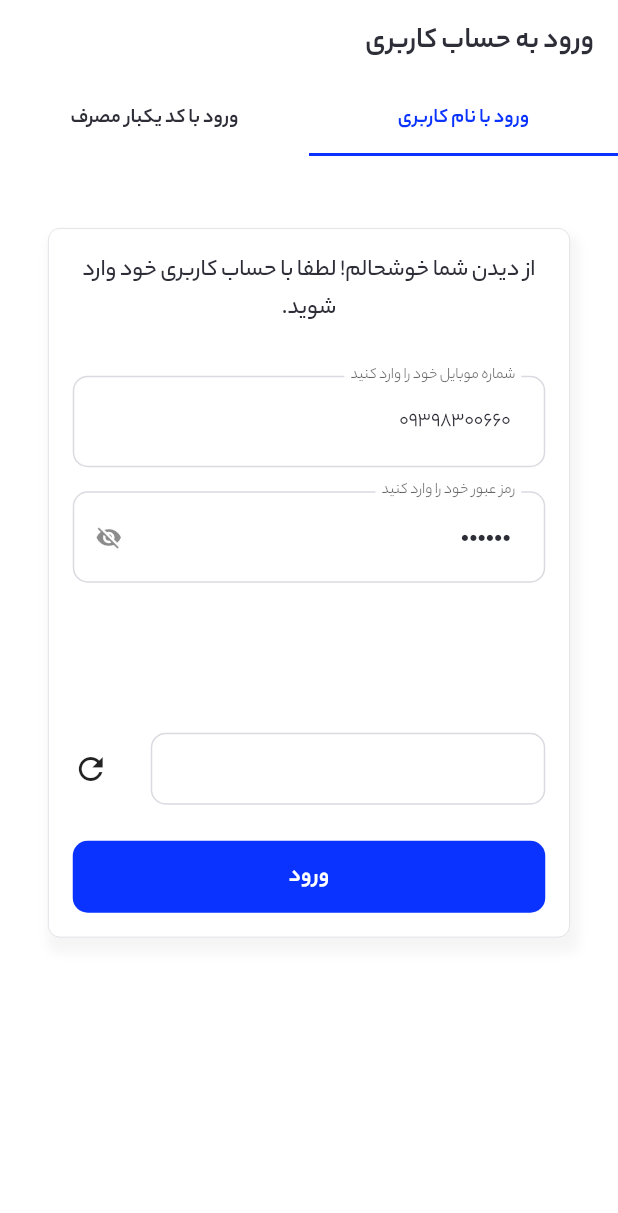
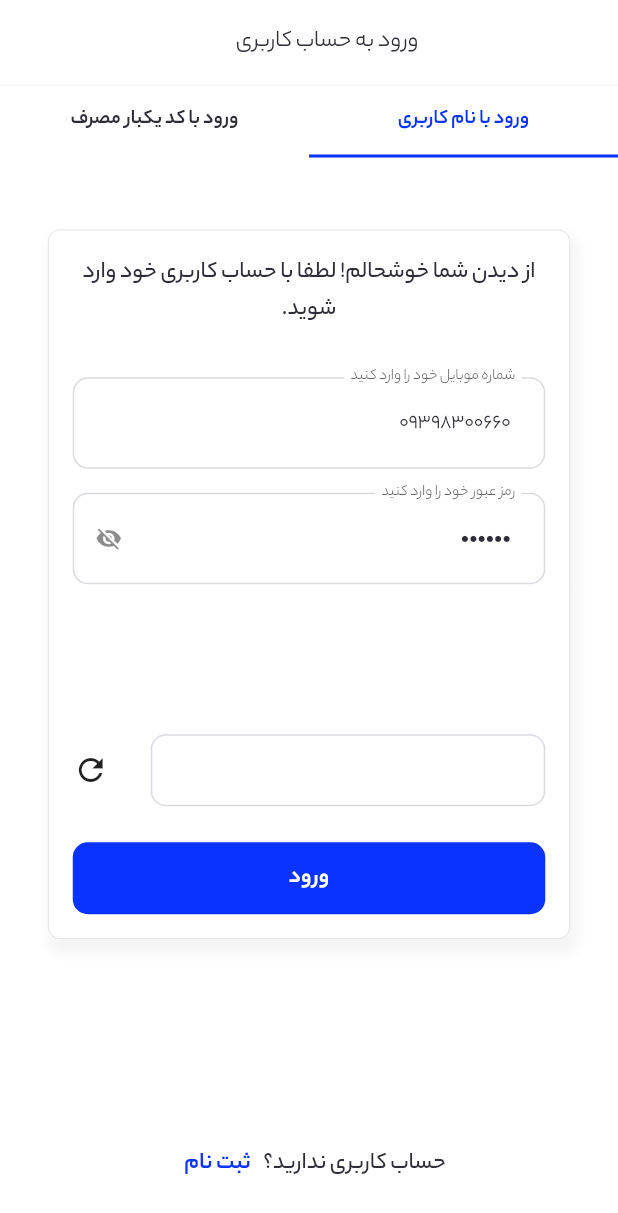
Before and after one commit to MatinEffati/ava_hesab, a Flutter app: the screen it shows after launch, on a phone screen of 412 x 824 dp. Shown: the top 1213 px of the screen. Run offline on Flutter 3.47's test engine with Material 3 defaults, Android fonts, the phone set to English and light mode, and no system bars; our stand-ins replace dartz, dio, flutter_native_splash, flutter_svg, get, get_it and 4 more; accounts and stored records are empty; network calls fail; statements that could not run were skipped.

Commit message:
sign up(mobile,verfy) completed

```diff
--- a/lib/config/app_theme.dart
+++ b/lib/config/app_theme.dart
@@ -130,7 +130,7 @@ class AppThemes {
     ),
     textButtonTheme: TextButtonThemeData(
       style: TextButton.styleFrom(
-        foregroundColor: AppColorsLight.textLightDefault,
+        foregroundColor: AppColorsLight.primaryColor,
         disabledBackgroundColor: AppColorsLight.surfaceDisabled,
         disabledForegroundColor: AppColorsLight.surfaceDisabled,
         minimumSize: const Size(50, 48),
--- a/lib/core/di/service_locator.dart
+++ b/lib/core/di/service_locator.dart
@@ -1,5 +1,6 @@
 import 'package:ava_hesab/core/network/network.dart';
 import 'package:ava_hesab/feature/login/data/source/login_data_source.dart';
+import 'package:ava_hesab/feature/register/data/source/register_data_source.dart';
 import 'package:get_it/get_it.dart';
 
 final getIt = GetIt.instance;
@@ -18,4 +19,5 @@ void provideNetworkModule() {
 
 void provideNetworkDataSourceModule() {
   getIt.registerLazySingleton<ILoginDataSource>(() => LoginDataSource(networkClient: getIt()));
+  getIt.registerLazySingleton<IRegisterDataSource>(() => RegisterDataSource(networkClient: getIt()));
 }
--- /dev/null
+++ b/lib/core/widgets/ava_divider.dart
@@ -0,0 +1,27 @@
+import 'package:flutter/material.dart';
+
+import '../../config/app_colors.dart';
+
+class AvaDivider extends StatelessWidget {
+  const AvaDivider({
+    super.key,
+    this.isRightPadding = true,
+    this.color = AppColorsLight.divider,
+  });
+
+  final bool isRightPadding;
+  final Color color;
+
+  @override
+  Widget build(BuildContext context) {
+    return Padding(
+      padding: EdgeInsets.only(right: isRightPadding ? 16 : 0),
+      child: Container(
+        width: double.infinity,
+        height: 0.5,
+        // margin: EdgeInsets.only(right: isRightPadding ? 16 : 0),
+        color: color,
+      ),
+    );
+  }
+}
--- /dev/null
+++ b/lib/core/widgets/normal_app_bar.dart
@@ -0,0 +1,64 @@
+import 'package:ava_hesab/config/app_colors.dart';
+import 'package:ava_hesab/core/utils/file_utility.dart';
+import 'package:ava_hesab/core/widgets/ava_divider.dart';
+import 'package:flutter/cupertino.dart';
+import 'package:flutter/material.dart';
+
+class NormalAppBar extends StatelessWidget implements PreferredSizeWidget {
+  const NormalAppBar({
+    Key? key,
+    required this.title,
+    this.leftIcon,
+    this.leftIconAction,
+    this.isShowBackButton = true,
+  }) : super(key: key);
+  final String title;
+  final Widget? leftIcon;
+  final Function()? leftIconAction;
+  final bool isShowBackButton;
+
+  @override
+  Widget build(BuildContext context) {
+    return AppBar(
+      automaticallyImplyLeading: false,
+      backgroundColor: AppColorsLight.backgroundColor,
+      foregroundColor: AppColorsLight.iconDefault,
+      elevation: 0,
+      shadowColor: Colors.transparent,
+      bottom: const PreferredSize(
+        preferredSize: Size.fromHeight(0.5),
+        child: AvaDivider(isRightPadding: false),
+      ),
+      centerTitle: true,
+      title: Row(
+        mainAxisAlignment: MainAxisAlignment.spaceBetween,
+        children: [
+          Visibility(
+            visible: isShowBackButton,
+            child: InkWell(
+              borderRadius: BorderRadius.circular(1000),
+              onTap: () {
+                FocusScope.of(context).unfocus();
+                Navigator.of(context).pop();
+              },
+              child: renderSvg('assets/svg/icon_back.svg'),
+            ),
+          ),
+          Text(
+            title,
+            style: Theme.of(context).textTheme.bodyMedium!.copyWith(fontWeight: FontWeight.normal),
+          ),
+          leftIcon != null
+              ? GestureDetector(
+                  onTap: leftIconAction,
+                  child: leftIcon,
+                )
+              : const SizedBox(width: 24, height: 24),
+        ],
+      ),
+    );
+  }
+
+  @override
+  Size get preferredSize => const Size.fromHeight(kToolbarHeight + 1);
+}
--- a/lib/feature/login/login_screen.dart
+++ b/lib/feature/login/login_screen.dart
@@ -1,7 +1,9 @@
 import 'package:ava_hesab/config/app_colors.dart';
 import 'package:ava_hesab/core/widgets/ava_loading_button.dart';
+import 'package:ava_hesab/core/widgets/normal_app_bar.dart';
 import 'package:ava_hesab/core/widgets/snack_bar_widget.dart';
 import 'package:ava_hesab/feature/login/controller/login_controller.dart';
+import 'package:ava_hesab/feature/register/register_screen.dart';
 import 'package:flutter/cupertino.dart';
 import 'package:flutter/material.dart';
 import 'package:flutter/widgets.dart';
@@ -33,11 +35,15 @@ class _LoginScreenState extends State<LoginScreen> {
   @override
   Widget build(BuildContext context) {
     return Scaffold(
-      appBar: AppBar(
-        title: const Text('ورود به حساب کاربری'),
-        elevation: 0,
+      appBar: const NormalAppBar(
+        title: 'ورود به حساب کاربری',
+        isShowBackButton: false,
       ),
-      body: DefaultTabController(
+      body: Column(
+        crossAxisAlignment: CrossAxisAlignment.center,
+        children: [
+          Expanded(
+            child: DefaultTabController(
               length: 2,
               child: NestedScrollView(
                 scrollDirection: Axis.vertical,
@@ -273,7 +279,7 @@ class _LoginScreenState extends State<LoginScreen> {
                                 visible: loginController.isShowOTPFields.value,
                                 child: Column(
                                   children: [
-                              SizedBox(height: 16),
+                                    const SizedBox(height: 16),
                                     InkWell(
                                         onTap: loginController.isOnResendOTP.value
                                             ? () async {
@@ -299,8 +305,10 @@ class _LoginScreenState extends State<LoginScreen> {
                                       visible: loginController.resendTimer.value != 0,
                                       child: Text(
                                         'ارسال مجدد کد ${loginController.resendTimer} دیگر',
-                                  style:
-                                      Theme.of(context).textTheme.bodySmall!.copyWith(color: AppColorsLight.textSoft),
+                                        style: Theme.of(context)
+                                            .textTheme
+                                            .bodySmall!
+                                            .copyWith(color: AppColorsLight.textSoft),
                                       ),
                                     )
                                   ],
@@ -336,6 +344,27 @@ class _LoginScreenState extends State<LoginScreen> {
                 ),
               ),
             ),
+          ),
+          Padding(
+            padding: const EdgeInsets.all(24),
+            child: Row(
+              mainAxisAlignment: MainAxisAlignment.center,
+              children: [
+                const Text('حساب کاربری ندارید؟'),
+                TextButton(
+                    onPressed: () {
+                      Navigator.push(
+                          context,
+                          MaterialPageRoute(
+                            builder: (context) => const RegisterScreen(),
+                          ));
+                    },
+                    child: const Text('ثبت نام'))
+              ],
+            ),
+          )
+        ],
+      ),
     );
   }
 
--- a/lib/main.dart
+++ b/lib/main.dart
@@ -5,7 +5,6 @@ import 'package:ava_hesab/feature/splash/splash_screen.dart';
 import 'package:flutter/material.dart';
 import 'package:flutter_localizations/flutter_localizations.dart';
 import 'package:flutter_native_splash/flutter_native_splash.dart';
-import 'package:get/get.dart';
 import 'package:hive_flutter/hive_flutter.dart';
 
 void main() async {
```
Also changed, not shown: lib/feature/register/controller/register_controller.dart (added, +67 -0 lines), lib/feature/register/data/model/otp_model.dart (added, +14 -0 lines), lib/feature/register/data/source/register_data_source.dart (added, +77 -0 lines), lib/feature/register/register_screen.dart (added, +217 -0 lines), assets/svg/icon_back.svg (added), 27 other files. Lines whose indentation alone changed are shown as unchanged.
